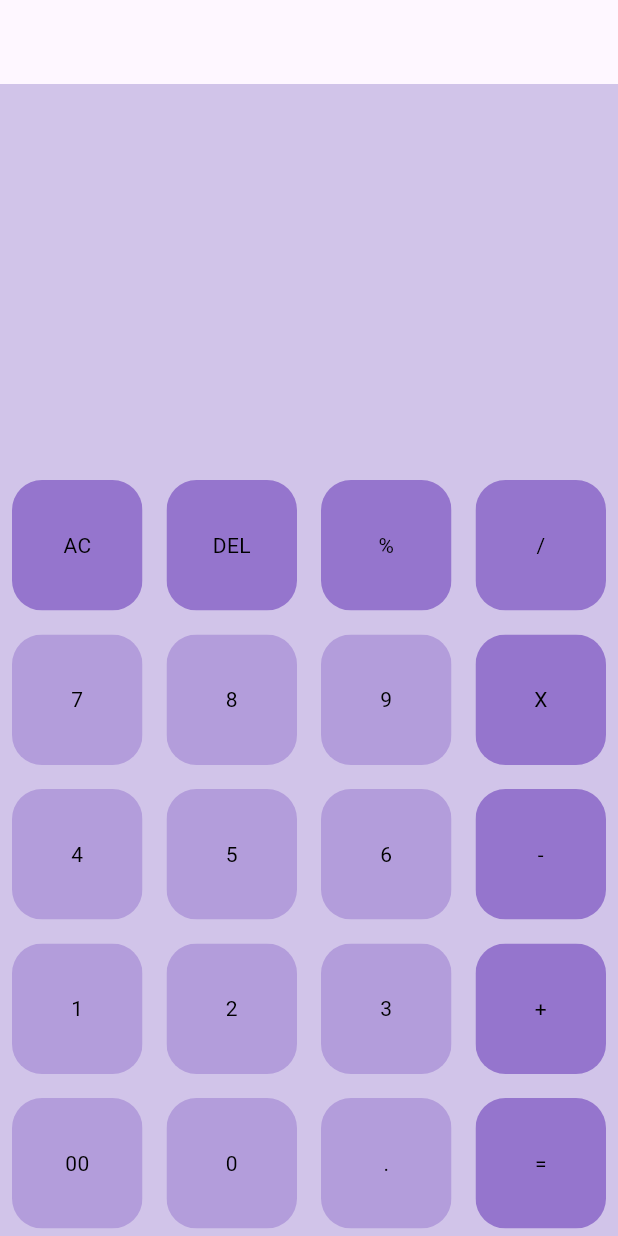
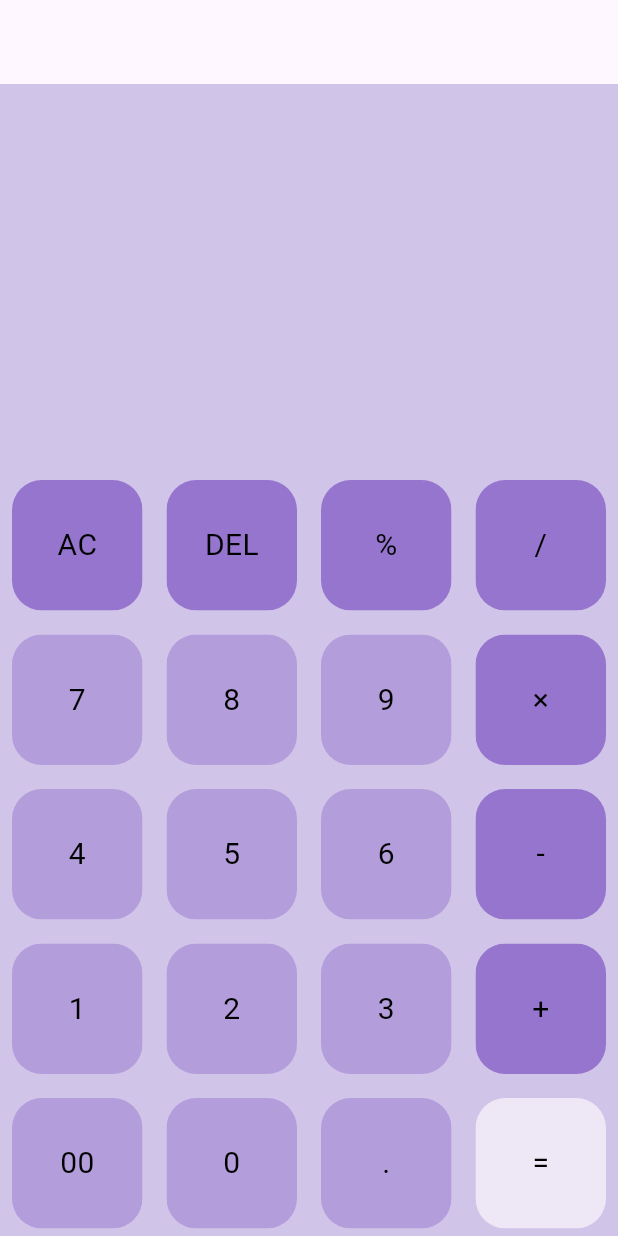
Before and after one commit to arrohisrivastava0/flutter_calculator, a Flutter app: the screen it shows after launch, on a phone screen of 412 x 824 dp. Run offline on Flutter 3.47's test engine with Material 3 defaults, Android fonts, the phone set to English and light mode, and no system bars.

Commit message:
Basic UI

```diff
--- a/lib/main.dart
+++ b/lib/main.dart
@@ -23,9 +23,11 @@ class HomePage extends StatefulWidget {
 }
 
 class _HomePageState extends State<HomePage> {
+  var userEqn='';
+  var userRes='';
   final List<String> buttons=[
     'AC','DEL','%','/',
-    '7','8','9','X',
+    '7','8','9','×',
     '4','5','6','-',
     '1','2','3','+',
     '00','0','.','='
@@ -37,7 +39,23 @@ class _HomePageState extends State<HomePage> {
       appBar: AppBar(),
       body: Column(
         children: <Widget>[
-          Expanded(child: Container()),
+          Expanded(
+              child: Container(
+                child: Padding(
+                  padding: const EdgeInsets.all(8.0),
+                  child: Column(
+                    mainAxisAlignment: MainAxisAlignment.spaceEvenly,
+                    children: <Widget>[
+                      Container(
+                          alignment: Alignment.centerRight,
+                          child: Text(userEqn, style: TextStyle(fontSize: 40),)),
+                      Container(
+                          alignment: Alignment.bottomRight,
+                          child: Text(userRes, style: TextStyle(fontSize: 20),))
+                    ],
+                  ),
+                ),
+              )),
           Expanded(
               flex: 2,
               child: Container(
@@ -45,11 +63,61 @@ class _HomePageState extends State<HomePage> {
                   itemCount: buttons.length,
                     gridDelegate: SliverGridDelegateWithFixedCrossAxisCount(crossAxisCount: 4),
                     itemBuilder: (BuildContext context, int index){
-                    return MyButton(
-                    buttonText: buttons[index],
-                    color: isSpecial(buttons[index])?Colors.deepPurple[300]:Colors.deepPurple[200],
-                    textColor: Colors.black,
-                    );
+                    if(buttons[index]=='='){
+                      return MyButton(
+                        onButtonTap: (){
+                          setState(() {
+                            userEqn ='';
+                          });
+                        },
+                        buttonText: buttons[index],
+                        color: Colors.deepPurple[50],
+                        textColor: Colors.black,
+                      );
+                    }
+                    else if(buttons[index]=='AC'){
+                      return MyButton(
+                        onButtonTap: (){
+                          setState(() {
+                            userEqn='';
+                            userRes='';
+                          });
+                        },
+                        buttonText: buttons[index],
+                        color: Colors.deepPurple[300],
+                        textColor: Colors.black,
+                      );
+                    }
+                    else if(buttons[index]=='DEL'){
+                      return MyButton(
+                        onButtonTap: (){
+                          setState(() {
+                            try{
+                              userEqn = userEqn.substring(0, userEqn.length - 1);
+                            }
+                            catch(e){
+                              userEqn='';
+                            }
+
+                          });
+                        },
+                        buttonText: buttons[index],
+                        color: Colors.deepPurple[300],
+                        textColor: Colors.black,
+                      );
+                    }
+                    else{
+                      return MyButton(
+                        onButtonTap: (){
+                          setState((){
+                            userEqn+=buttons[index];
+                          });
+                        },
+                        buttonText: buttons[index],
+                        color: isSpecial(buttons[index])?Colors.deepPurple[300]:Colors.deepPurple[200],
+                        textColor: Colors.black,
+                      );
+                    }
                     }),
               ))
         ],
@@ -59,7 +127,7 @@ class _HomePageState extends State<HomePage> {
   }
 
   bool isSpecial(String s){
-    if(s=='AC'||s=='%'||s=='DEL'||s=='/'||s=='X'||s=='-'||s=='+'||s=='=')
+    if(s=='AC'||s=='%'||s=='DEL'||s=='/'||s=='×'||s=='-'||s=='+'||s=='=')
       return true;
     return false;
   }
--- a/lib/things/butons.dart
+++ b/lib/things/butons.dart
@@ -4,18 +4,25 @@ class MyButton extends StatelessWidget {
   final color;
   final textColor;
   final String buttonText;
+  final onButtonTap;
 
-  MyButton({this.color, this.textColor, required this.buttonText});
+
+  MyButton({this.color, this.textColor, required this.buttonText, this.onButtonTap});
 
   @override
   Widget build(BuildContext context) {
-    return Padding(
-      padding: const EdgeInsets.all(8.0),
-      child: ClipRRect(
-        borderRadius : BorderRadius.circular(20),
-        child: Container(
-          color: color,
-          child: Center(child: Text(buttonText, style: TextStyle(color: textColor),),),
+    return GestureDetector(
+      onTap: onButtonTap,
+      child: Padding(
+        padding: const EdgeInsets.all(8.0),
+        child: ClipRRect(
+          borderRadius : BorderRadius.circular(20),
+          child: Container(
+            color: color,
+            child: Center(
+              child: Text(buttonText,
+                style: TextStyle(color: textColor, fontSize: 20),),),
+          ),
         ),
       ),
     );
```
